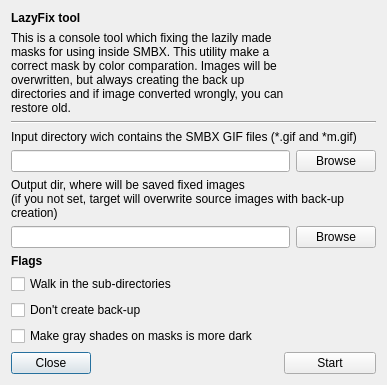
First picture: the form in Editor/external_tools/lazyfixtool_gui.ui, repository WohlSoft/Moondust-Project, before the edit.
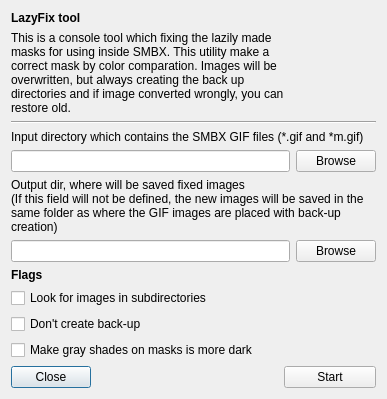
Second picture: the form after the edit. Icons and pictures are not drawn.

```diff
--- a/Editor/external_tools/lazyfixtool_gui.ui
+++ b/Editor/external_tools/lazyfixtool_gui.ui
@@ -6,16 +6,22 @@
    <rect>
     <x>0</x>
     <y>0</y>
-    <width>487</width>
-    <height>398</height>
+    <width>500</width>
+    <height>394</height>
    </rect>
   </property>
   <property name="sizePolicy">
-   <sizepolicy hsizetype="Fixed" vsizetype="Fixed">
+   <sizepolicy hsizetype="Minimum" vsizetype="Minimum">
     <horstretch>0</horstretch>
     <verstretch>0</verstretch>
    </sizepolicy>
   </property>
+  <property name="minimumSize">
+   <size>
+    <width>500</width>
+    <height>0</height>
+   </size>
+  </property>
   <property name="windowTitle">
    <string>LazyFix tool</string>
   </property>
@@ -44,7 +50,7 @@
    <item row="3" column="0" colspan="5">
     <widget class="QLabel" name="label_4">
      <property name="text">
-      <string>Input directory wich contains the SMBX GIF files (*.gif and *m.gif)</string>
+      <string>Input directory which contains the SMBX GIF files (*.gif and *m.gif)</string>
      </property>
      <property name="alignment">
       <set>Qt::AlignBottom|Qt::AlignLeading|Qt::AlignLeft</set>
@@ -61,7 +67,7 @@
    <item row="8" column="0" colspan="5">
     <widget class="QCheckBox" name="WalkSubDirs">
      <property name="text">
-      <string>Walk in the sub-directories</string>
+      <string>Look for images in subdirectories</string>
      </property>
     </widget>
    </item>
@@ -157,7 +163,7 @@
     <widget class="QLabel" name="label_5">
      <property name="text">
       <string>Output dir, where will be saved fixed images
-(if you not set, target will overwrite source images with back-up creation)</string>
+(If this field will not be defined, the new images will be saved in the same folder as where the GIF images are placed with back-up creation)</string>
      </property>
      <property name="alignment">
       <set>Qt::AlignBottom|Qt::AlignLeading|Qt::AlignLeft</set>
```
